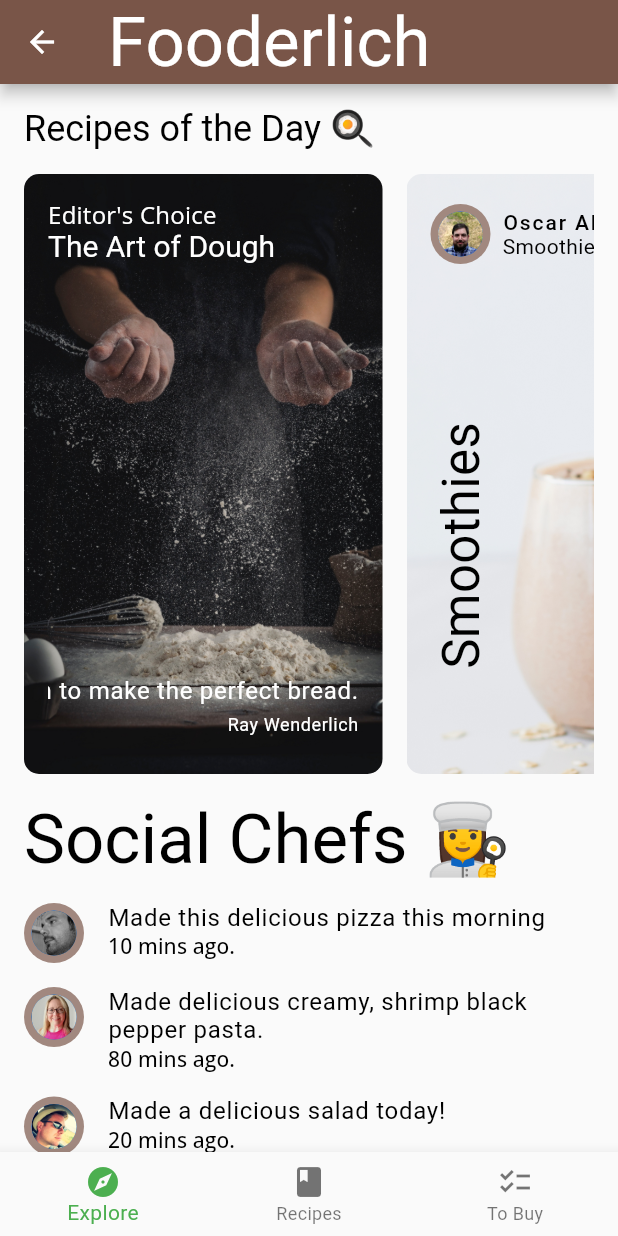
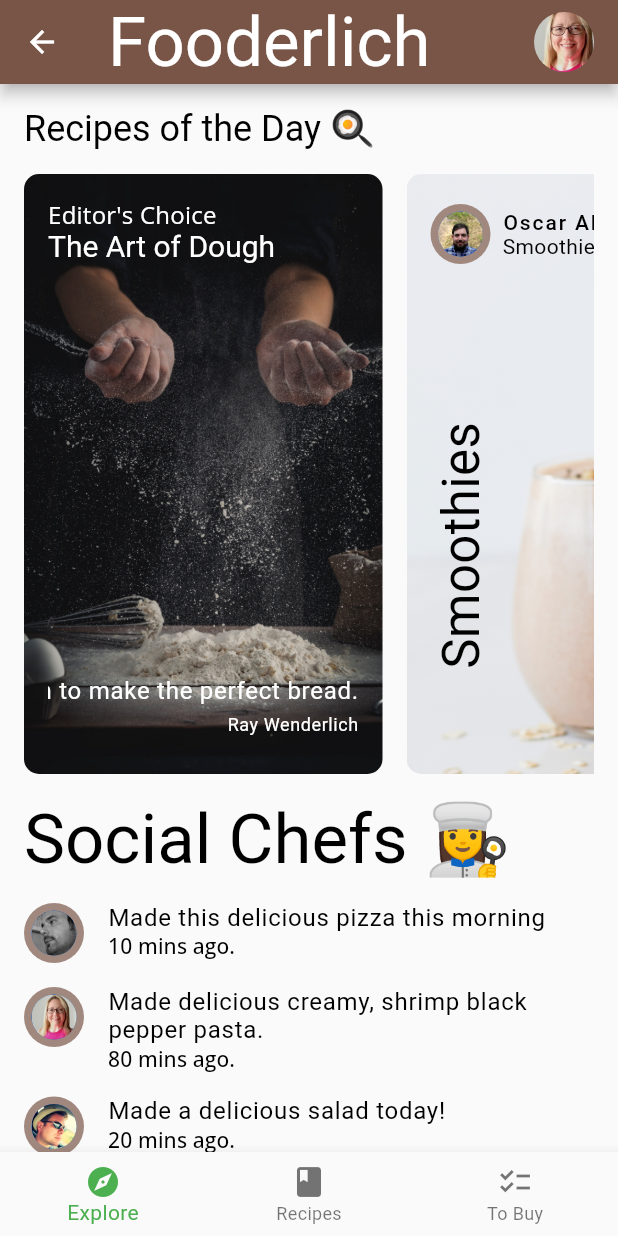
Before and after one commit to OscarAlmgren/apprentice_flutter, a Flutter app: the Home screen opened directly with empty values, item 2 of the bottom bar chosen, on a phone screen of 412 x 824 dp. Run offline on Flutter 3.47's test engine with Material 2 defaults, Android fonts, the light colour scheme and no system bars; our stand-ins replace flutter_colorpicker, google_fonts, smooth_page_indicator, webview_flutter; Roboto replaces fonts that are missing (Shrikhand).

Commit message:
On home screen, add profileButton widget

```diff
--- a/lib/screens/home.dart
+++ b/lib/screens/home.dart
@@ -45,6 +45,9 @@ class _HomeState extends State<Home> {
                 'Fooderlich',
                 style: FooderlichTheme.darkTextTheme.headline3,
               ),
+              actions: [
+                profileButton(),
+              ],
             ),
             body: IndexedStack(
               index: widget.currentTab,
@@ -78,4 +81,20 @@ class _HomeState extends State<Home> {
       },
     );
   }
+
+  Widget profileButton() {
+    return Padding(
+      padding: const EdgeInsets.only(right: 16.0),
+      child: GestureDetector(
+        onTap: () {
+          Provider.of<ProfileManager>(context, listen: false)
+              .tapOnProfile(true);
+        },
+        child: const CircleAvatar(
+          backgroundColor: Colors.transparent,
+          backgroundImage: AssetImage('assets/profile_pics/person_stef.jpeg'),
+        ),
+      ),
+    );
+  }
 }
```
